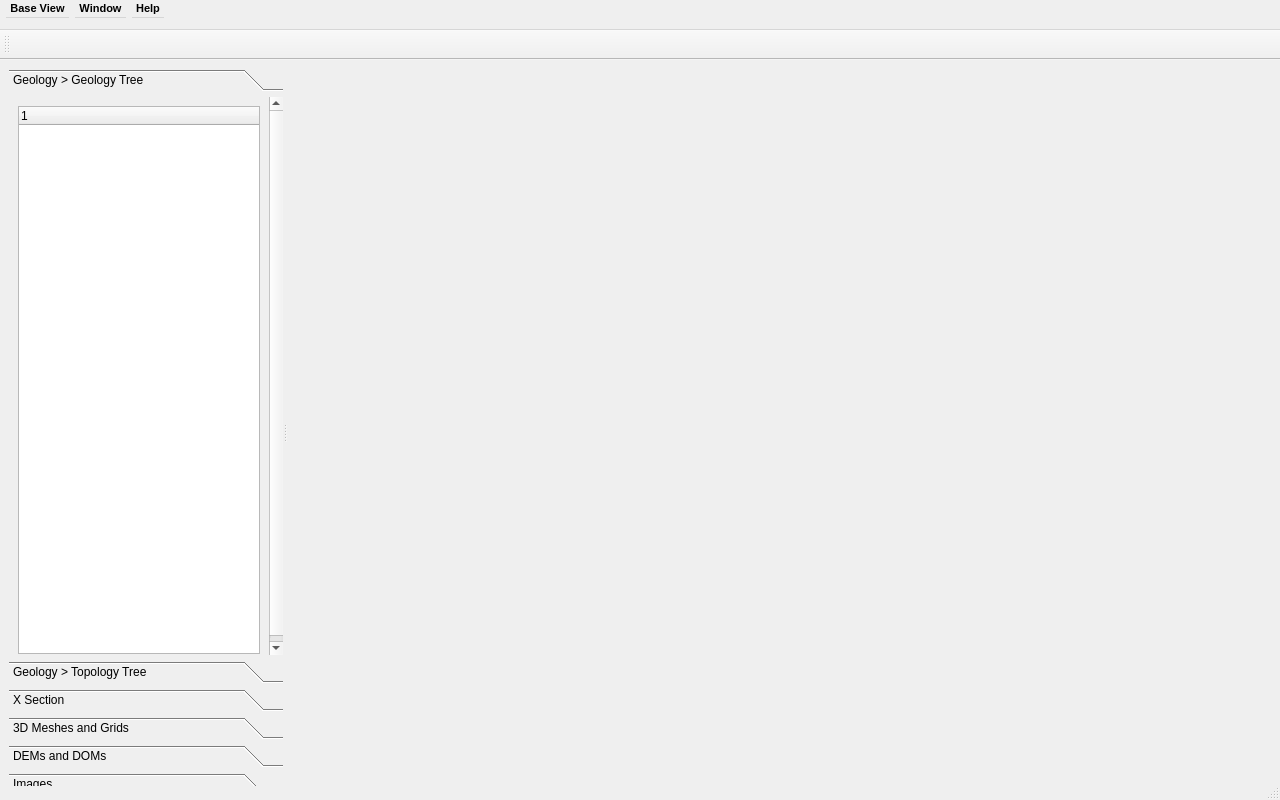
Before: the Qt Designer form gui/base_view_window.ui in gecos-lab/PZero, drawn with Qt 5.
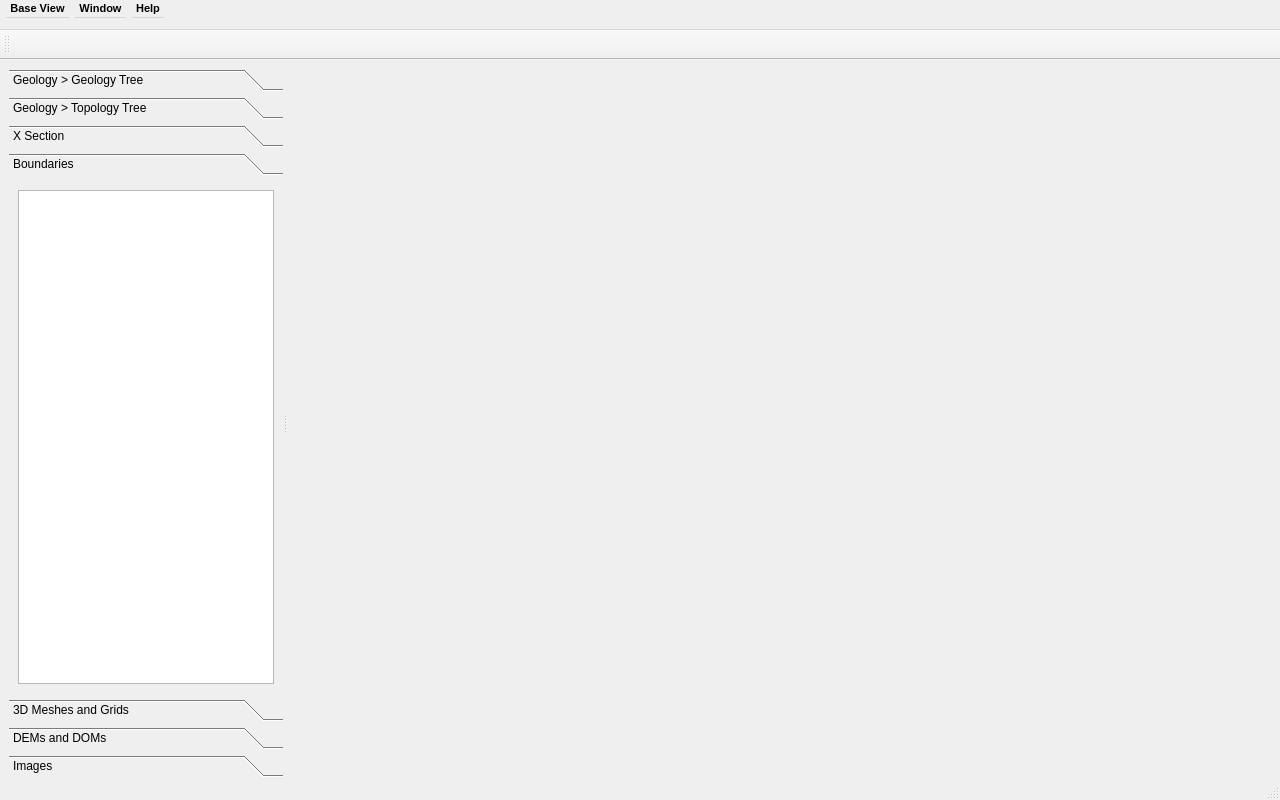
After: the same form once the commit is applied. The open tabs and pages were chosen to show the change.

Commit message: boundaries implemented

```diff
--- a/gui/base_view_window.ui
+++ b/gui/base_view_window.ui
@@ -57,15 +57,15 @@
     <item>
      <widget class="QSplitter" name="splitter">
       <property name="sizePolicy">
-       <sizepolicy hsizetype="MinimumExpanding" vsizetype="MinimumExpanding">
+       <sizepolicy hsizetype="Expanding" vsizetype="Expanding">
         <horstretch>1</horstretch>
         <verstretch>1</verstretch>
        </sizepolicy>
       </property>
       <property name="minimumSize">
        <size>
-        <width>1272</width>
-        <height>726</height>
+        <width>0</width>
+        <height>0</height>
        </size>
       </property>
       <property name="baseSize">
@@ -82,15 +82,15 @@
       </property>
       <widget class="QToolBox" name="toolBox">
        <property name="sizePolicy">
-        <sizepolicy hsizetype="MinimumExpanding" vsizetype="MinimumExpanding">
+        <sizepolicy hsizetype="Expanding" vsizetype="Expanding">
          <horstretch>0</horstretch>
-         <verstretch>1</verstretch>
+         <verstretch>0</verstretch>
         </sizepolicy>
        </property>
        <property name="minimumSize">
         <size>
-         <width>256</width>
-         <height>708</height>
+         <width>0</width>
+         <height>0</height>
         </size>
        </property>
        <property name="baseSize">
@@ -110,20 +110,20 @@
          <rect>
           <x>0</x>
           <y>0</y>
-          <width>268</width>
-          <height>594</height>
+          <width>282</width>
+          <height>448</height>
          </rect>
         </property>
         <property name="sizePolicy">
-         <sizepolicy hsizetype="MinimumExpanding" vsizetype="MinimumExpanding">
+         <sizepolicy hsizetype="Expanding" vsizetype="Expanding">
           <horstretch>1</horstretch>
           <verstretch>1</verstretch>
          </sizepolicy>
         </property>
         <property name="minimumSize">
          <size>
-          <width>256</width>
-          <height>564</height>
+          <width>0</width>
+          <height>0</height>
          </size>
         </property>
         <property name="baseSize">
@@ -139,15 +139,15 @@
          <item>
           <widget class="QTreeWidget" name="GeologyTreeWidget">
            <property name="sizePolicy">
-            <sizepolicy hsizetype="MinimumExpanding" vsizetype="MinimumExpanding">
+            <sizepolicy hsizetype="Expanding" vsizetype="Expanding">
              <horstretch>1</horstretch>
              <verstretch>1</verstretch>
             </sizepolicy>
            </property>
            <property name="minimumSize">
             <size>
-             <width>240</width>
-             <height>548</height>
+             <width>0</width>
+             <height>0</height>
             </size>
            </property>
            <property name="maximumSize">
@@ -300,6 +300,41 @@
          </item>
         </layout>
        </widget>
+       <widget class="QWidget" name="BoundariesPage">
+        <property name="sizePolicy">
+         <sizepolicy hsizetype="Expanding" vsizetype="Expanding">
+          <horstretch>0</horstretch>
+          <verstretch>0</verstretch>
+         </sizepolicy>
+        </property>
+        <attribute name="label">
+         <string>Boundaries</string>
+        </attribute>
+        <layout class="QVBoxLayout" name="verticalLayout_8">
+         <item>
+          <widget class="QTableWidget" name="BoundariesTableWidget">
+           <property name="sizePolicy">
+            <sizepolicy hsizetype="Expanding" vsizetype="Expanding">
+             <horstretch>1</horstretch>
+             <verstretch>1</verstretch>
+            </sizepolicy>
+           </property>
+           <property name="minimumSize">
+            <size>
+             <width>0</width>
+             <height>0</height>
+            </size>
+           </property>
+           <property name="baseSize">
+            <size>
+             <width>0</width>
+             <height>0</height>
+            </size>
+           </property>
+          </widget>
+         </item>
+        </layout>
+       </widget>
        <widget class="QWidget" name="Mesh3DPage">
         <property name="geometry">
          <rect>
@@ -471,15 +506,15 @@
         <bool>true</bool>
        </property>
        <property name="sizePolicy">
-        <sizepolicy hsizetype="MinimumExpanding" vsizetype="MinimumExpanding">
+        <sizepolicy hsizetype="Expanding" vsizetype="Expanding">
          <horstretch>1</horstretch>
-         <verstretch>1</verstretch>
+         <verstretch>0</verstretch>
         </sizepolicy>
        </property>
        <property name="minimumSize">
         <size>
-         <width>105</width>
-         <height>710</height>
+         <width>0</width>
+         <height>0</height>
         </size>
        </property>
        <property name="baseSize">
```
Left out of the diff: 144 changed lines with no effect on the pictures. The commit also changes 17 other files.
